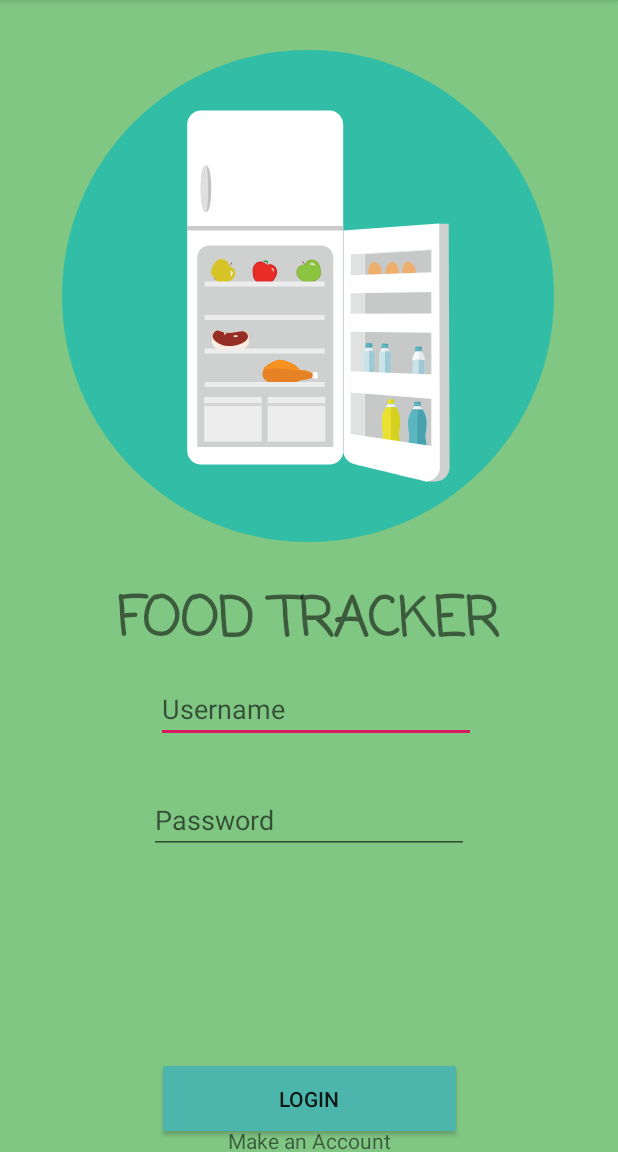
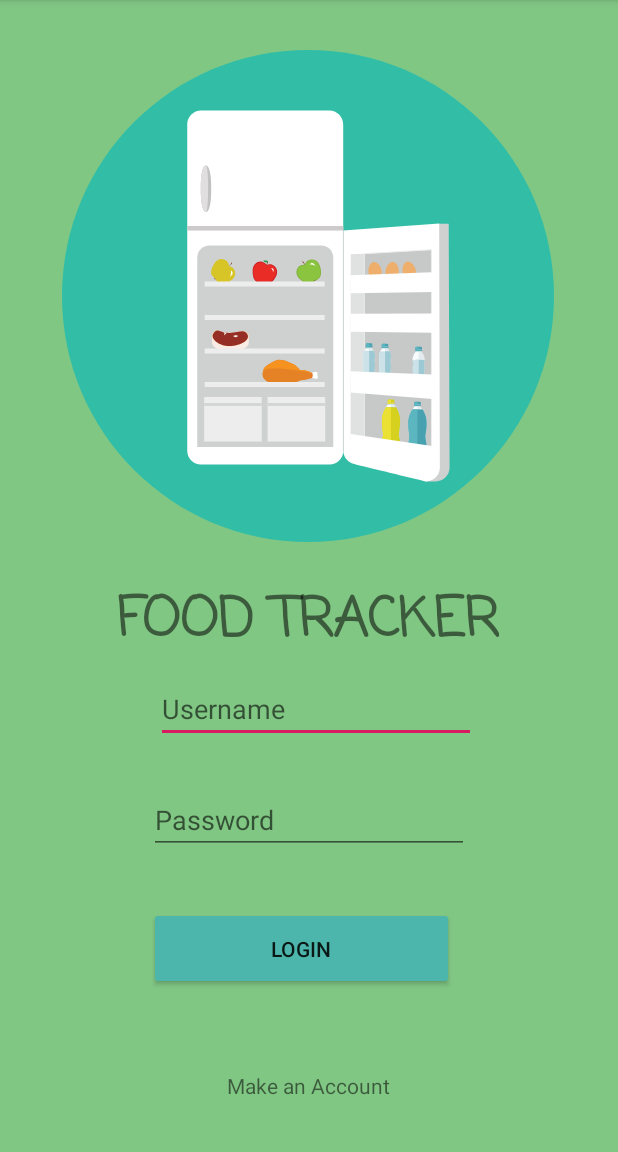
Before and after one commit to CarloDnt/Progetto, an Android app: the screen it shows after launch (MainActivity), on a phone screen of 412 x 824 dp, the part 84-1236 px from its top. Run offline under Robolectric (Android 15) with nearby library versions, the light colour scheme and no system bars; libraries missing offline, so code that uses them is left out: io.realm; 1 statement that could not run was skipped.

```diff
--- a/app/src/main/res/layout/activity_main.xml
+++ b/app/src/main/res/layout/activity_main.xml
@@ -50,11 +50,12 @@
         android:layout_marginStart="8dp"
         android:layout_marginTop="8dp"
         android:layout_marginEnd="8dp"
-        android:layout_marginBottom="8dp"
+        android:layout_marginBottom="108dp"
         android:backgroundTint="#4DB6AC"
         android:text="@string/login"
         app:layout_constraintBottom_toBottomOf="parent"
         app:layout_constraintEnd_toEndOf="parent"
+        app:layout_constraintHorizontal_bias="0.473"
         app:layout_constraintStart_toStartOf="parent"
         app:layout_constraintTop_toBottomOf="@+id/etPassword"
         app:layout_constraintVertical_bias="0.159" />
@@ -101,7 +102,9 @@
         android:text="Make an Account"
         app:layout_constraintBottom_toBottomOf="parent"
         app:layout_constraintEnd_toEndOf="parent"
+        app:layout_constraintHorizontal_bias="0.498"
         app:layout_constraintStart_toStartOf="parent"
-        app:layout_constraintTop_toBottomOf="@+id/btLogin" />
+        app:layout_constraintTop_toBottomOf="@+id/btLogin"
+        app:layout_constraintVertical_bias="0.666" />
 
 </androidx.constraintlayout.widget.ConstraintLayout>
```
